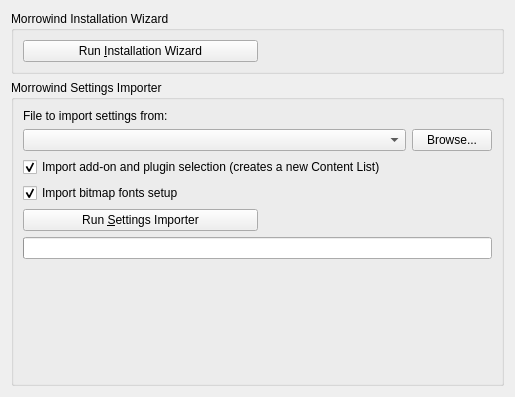
This is apps/launcher/ui/importpage.ui in jeffcwj/openmw-cn-android as Qt 5 draws it before an edit. The edited form follows.
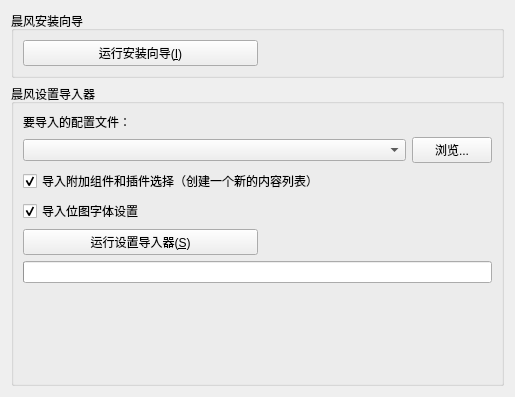
This is the edited form.

Patch:
```diff
--- a/apps/launcher/ui/importpage.ui
+++ b/apps/launcher/ui/importpage.ui
@@ -17,7 +17,7 @@
    <item>
     <widget class="QGroupBox" name="wizardGroup">
      <property name="title">
-      <string>Morrowind Installation Wizard</string>
+      <string>晨风安装向导</string>
      </property>
      <layout class="QGridLayout" name="gridLayout_3" columnstretch="1,1">
       <item row="1" column="1">
@@ -36,7 +36,7 @@
       <item row="1" column="0">
        <widget class="QPushButton" name="wizardButton">
         <property name="text">
-         <string>Run &amp;Installation Wizard</string>
+         <string>运行安装向导(&amp;I)</string>
         </property>
        </widget>
       </item>
@@ -46,7 +46,7 @@
    <item>
     <widget class="QGroupBox" name="importerGroup">
      <property name="title">
-      <string>Morrowind Settings Importer</string>
+      <string>晨风设置导入器</string>
      </property>
      <layout class="QVBoxLayout" name="verticalLayout_2">
       <item>
@@ -54,7 +54,7 @@
         <item row="0" column="0">
          <widget class="QLabel" name="importerLabel">
           <property name="text">
-           <string>File to import settings from:</string>
+           <string>要导入的配置文件：</string>
           </property>
          </widget>
         </item>
@@ -64,7 +64,7 @@
         <item row="1" column="1">
          <widget class="QPushButton" name="browseButton">
           <property name="text">
-           <string>Browse...</string>
+           <string>浏览...</string>
           </property>
          </widget>
         </item>
@@ -73,7 +73,7 @@
       <item>
        <widget class="QCheckBox" name="addonsCheckBox">
         <property name="text">
-         <string>Import add-on and plugin selection (creates a new Content List)</string>
+         <string>导入附加组件和插件选择（创建一个新的内容列表）</string>
         </property>
         <property name="checked">
          <bool>true</bool>
@@ -88,7 +88,7 @@
 to default Morrowind fonts. Check this box if you still prefer original fonts over OpenMW ones or if you use custom bitmap fonts.</string>
         </property>
         <property name="text">
-         <string>Import bitmap fonts setup</string>
+         <string>导入位图字体设置</string>
         </property>
         <property name="checked">
          <bool>true</bool>
@@ -113,7 +113,7 @@
         <item row="2" column="0">
          <widget class="QPushButton" name="importerButton">
           <property name="text">
-           <string>Run &amp;Settings Importer</string>
+           <string>运行设置导入器(&amp;S)</string>
           </property>
          </widget>
         </item>
```
Left out of the diff: 8 changed lines with no effect on the pictures.
